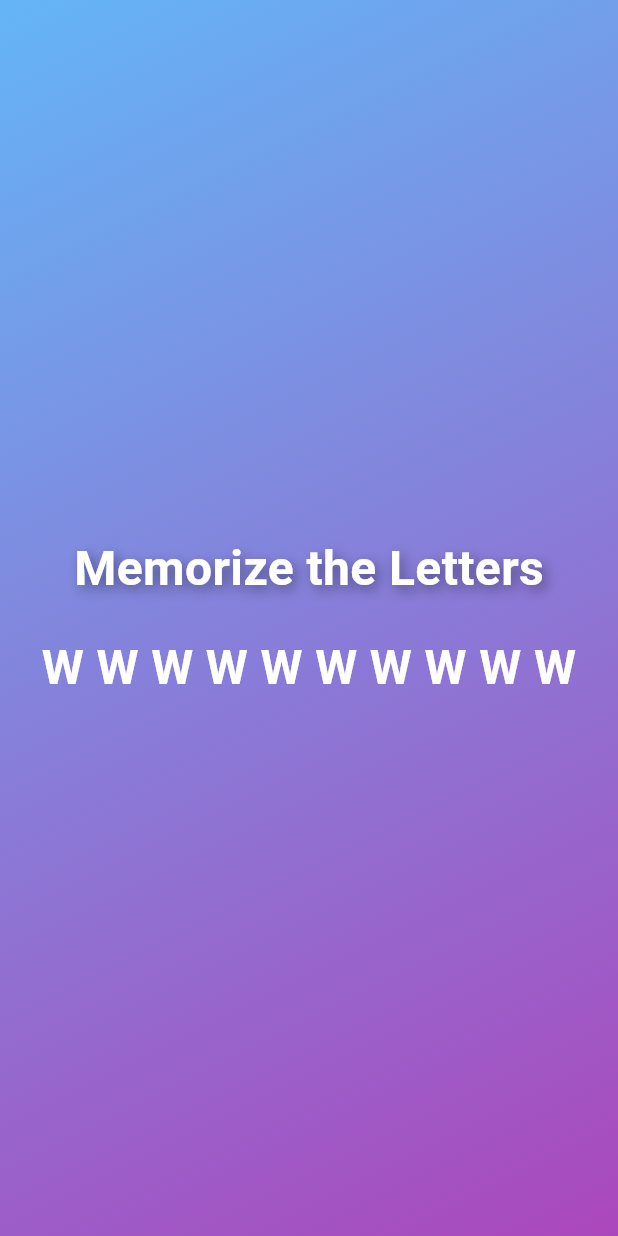
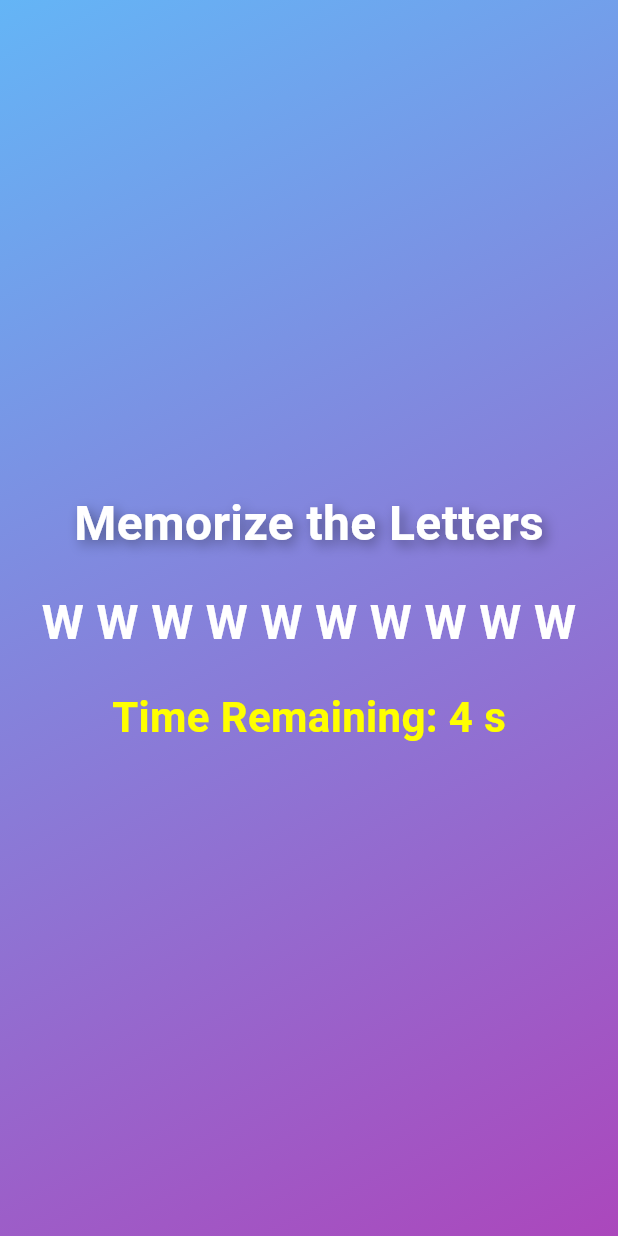
Before and after one commit to hariadukkas/Games, a Flutter app: the screen it shows after launch, after a tap on "Play", on a phone screen of 412 x 824 dp. Run offline on Flutter 3.47's test engine with Material 3 defaults, Android fonts, the light colour scheme and no system bars.

```diff
--- a/lib/memory_screen.dart
+++ b/lib/memory_screen.dart
@@ -1,5 +1,6 @@
 import 'package:flutter/material.dart';
 import 'package:provider/provider.dart';
+import 'dart:async';
 import 'game_provider.dart';
 import 'game_screen.dart';
 
@@ -9,17 +10,50 @@ class MemoryScreen extends StatefulWidget {
 }
 
 class _MemoryScreenState extends State<MemoryScreen> {
+  int _remainingSeconds = 10;
+  Timer? _timer;
+
   @override
   void initState() {
     super.initState();
-    Future.delayed(Duration(seconds: 5), () {
-      Navigator.pushReplacement(context, MaterialPageRoute(builder: (_) => GameScreen()));
+
+    // Retrieve numSeconds from GameProvider
+    Future.microtask(() {
+      final game = Provider.of<GameProvider>(context, listen: false);
+      _remainingSeconds = game.numSeconds;
+
+      // Start countdown timer
+      _startTimer();
     });
+  }
+
+  void _startTimer() {
+    _timer = Timer.periodic(Duration(seconds: 1), (timer) {
+      if (_remainingSeconds > 1) {
+        setState(() {
+          _remainingSeconds--;
+        });
+      } else {
+        // Navigate to GameScreen when timer reaches zero
+        _timer?.cancel();
+        Navigator.pushReplacement(
+          context,
+          MaterialPageRoute(builder: (_) => GameScreen()),
+        );
+      }
+    });
+  }
+
+  @override
+  void dispose() {
+    _timer?.cancel();
+    super.dispose();
   }
 
   @override
   Widget build(BuildContext context) {
     final game = Provider.of<GameProvider>(context);
+
     return Scaffold(
       body: Stack(
         children: [
@@ -63,6 +97,15 @@ class _MemoryScreenState extends State<MemoryScreen> {
                   ),
                   textAlign: TextAlign.center,
                 ),
+                SizedBox(height: 20),
+                Text(
+                  'Time Remaining: $_remainingSeconds s',
+                  style: TextStyle(
+                    fontSize: 28,
+                    fontWeight: FontWeight.bold,
+                    color: Colors.yellowAccent,
+                  ),
+                ),
               ],
             ),
           ),
```
Also changed, not shown: lib/game_screen.dart (+16 -8 lines).
